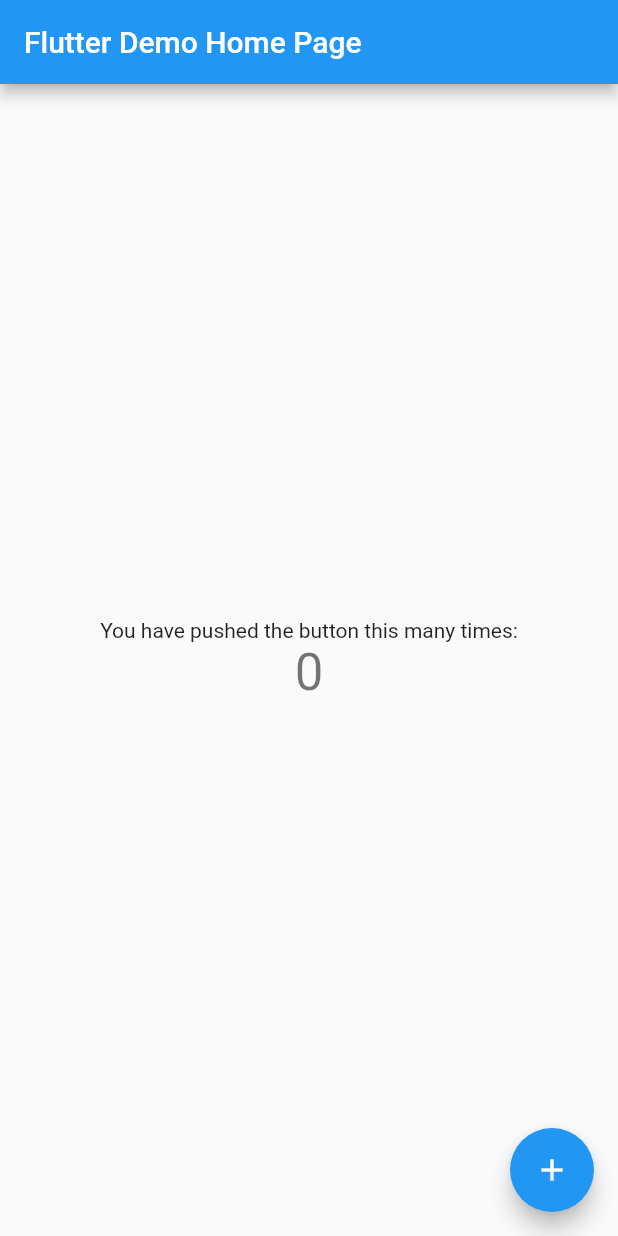
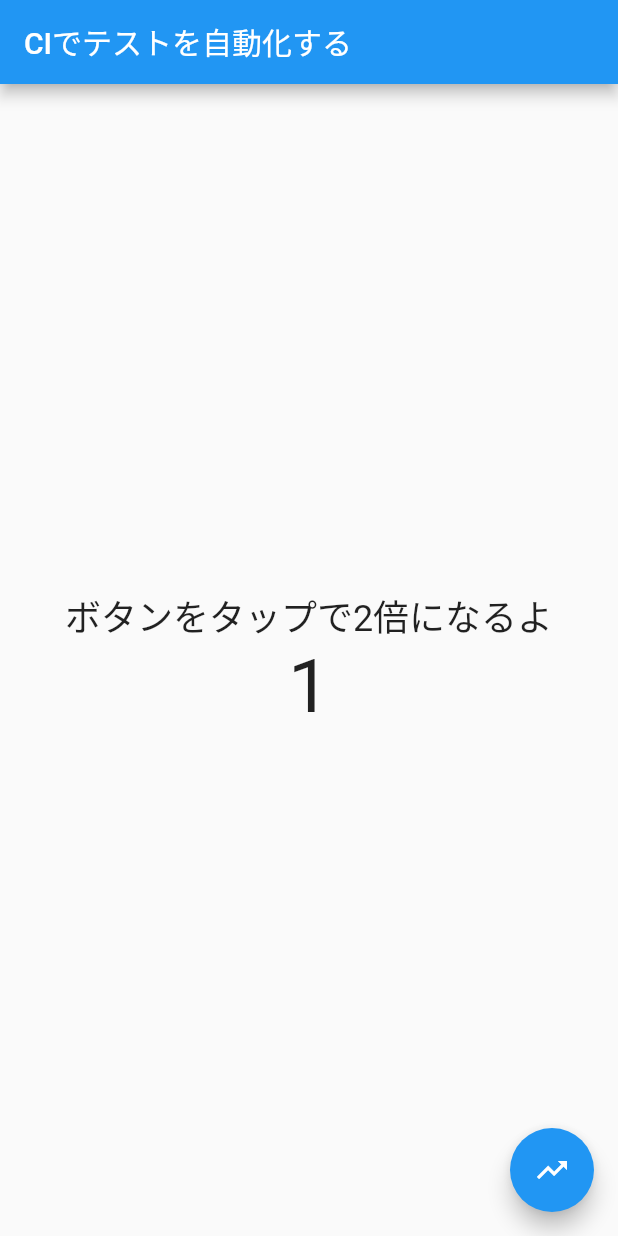
Before and after one commit to morio77/flutter-ci-test, a Flutter app: the screen it shows after launch, on a phone screen of 412 x 824 dp. Run offline on Flutter 3.47's test engine with Material 2 defaults, Android fonts, the phone set to English and light mode, and no system bars.

Commit message:
ボタンを押すと数字が2倍になるだけのコードを追加

```diff
--- /dev/null
+++ b/analysis_options.yaml
@@ -0,0 +1,13 @@
+# Copyright (c) 2018, the Dart project authors.  Please see the AUTHORS file
+# for details. All rights reserved. Use of this source code is governed by a
+# BSD-style license that can be found in the LICENSE file.
+#
+# Google internally enforced rules. See README.md for more information,
+# including a list of lints that are intentionally _not_ enforced.
+#
+# Include this file if you want to always use the latest version. If your
+# continuous build and/or presubmit check lints then they will likely fail
+# whenever a new version of `package:pedantic` is released. To avoid this,
+# specify a specific version of `analysis_options.yaml` instead.
+
+include: package:pedantic/analysis_options.1.11.0.yaml
--- /dev/null
+++ b/lib/calc_model.dart
@@ -0,0 +1,5 @@
+class Calculation {
+  int double(int num) {
+    return 2 * num;
+  }
+}
--- a/lib/main.dart
+++ b/lib/main.dart
@@ -1,113 +1,54 @@
 import 'package:flutter/material.dart';
+import 'package:flutter_ci_test/calc_model.dart';
 
 void main() {
   runApp(MyApp());
 }
 
 class MyApp extends StatelessWidget {
-  // This widget is the root of your application.
   @override
   Widget build(BuildContext context) {
     return MaterialApp(
-      title: 'Flutter Demo',
+      title: 'Flutter Ci Test',
       theme: ThemeData(
-        // This is the theme of your application.
-        //
-        // Try running your application with "flutter run". You'll see the
-        // application has a blue toolbar. Then, without quitting the app, try
-        // changing the primarySwatch below to Colors.green and then invoke
-        // "hot reload" (press "r" in the console where you ran "flutter run",
-        // or simply save your changes to "hot reload" in a Flutter IDE).
-        // Notice that the counter didn't reset back to zero; the application
-        // is not restarted.
         primarySwatch: Colors.blue,
       ),
-      home: MyHomePage(title: 'Flutter Demo Home Page'),
+      home: MyHomePage(),
     );
   }
 }
 
 class MyHomePage extends StatefulWidget {
-  MyHomePage({Key key, this.title}) : super(key: key);
-
-  // This widget is the home page of your application. It is stateful, meaning
-  // that it has a State object (defined below) that contains fields that affect
-  // how it looks.
-
-  // This class is the configuration for the state. It holds the values (in this
-  // case the title) provided by the parent (in this case the App widget) and
-  // used by the build method of the State. Fields in a Widget subclass are
-  // always marked "final".
-
-  final String title;
-
   @override
   _MyHomePageState createState() => _MyHomePageState();
 }
 
 class _MyHomePageState extends State<MyHomePage> {
-  int _counter = 0;
-
-  void _incrementCounter() {
-    setState(() {
-      // This call to setState tells the Flutter framework that something has
-      // changed in this State, which causes it to rerun the build method below
-      // so that the display can reflect the updated values. If we changed
-      // _counter without calling setState(), then the build method would not be
-      // called again, and so nothing would appear to happen.
-      _counter++;
-    });
-  }
-
+  var _counter = 1;
   @override
   Widget build(BuildContext context) {
-    // This method is rerun every time setState is called, for instance as done
-    // by the _incrementCounter method above.
-    //
-    // The Flutter framework has been optimized to make rerunning build methods
-    // fast, so that you can just rebuild anything that needs updating rather
-    // than having to individually change instances of widgets.
     return Scaffold(
       appBar: AppBar(
-        // Here we take the value from the MyHomePage object that was created by
-        // the App.build method, and use it to set our appbar title.
-        title: Text(widget.title),
+        title: Text('CIでテストを自動化する'),
       ),
       body: Center(
-        // Center is a layout widget. It takes a single child and positions it
-        // in the middle of the parent.
         child: Column(
-          // Column is also a layout widget. It takes a list of children and
-          // arranges them vertically. By default, it sizes itself to fit its
-          // children horizontally, and tries to be as tall as its parent.
-          //
-          // Invoke "debug painting" (press "p" in the console, choose the
-          // "Toggle Debug Paint" action from the Flutter Inspector in Android
-          // Studio, or the "Toggle Debug Paint" command in Visual Studio Code)
-          // to see the wireframe for each widget.
-          //
-          // Column has various properties to control how it sizes itself and
-          // how it positions its children. Here we use mainAxisAlignment to
-          // center the children vertically; the main axis here is the vertical
-          // axis because Columns are vertical (the cross axis would be
-          // horizontal).
           mainAxisAlignment: MainAxisAlignment.center,
-          children: <Widget>[
-            Text(
-              'You have pushed the button this many times:',
-            ),
-            Text(
-              '$_counter',
-              style: Theme.of(context).textTheme.headline4,
-            ),
+          children: [
+            Text('ボタンをタップで2倍になるよ', style: TextStyle(fontSize: 24),),
+            Text('$_counter', style: TextStyle(fontSize: 50),),
           ],
         ),
       ),
       floatingActionButton: FloatingActionButton(
-        onPressed: _incrementCounter,
-        tooltip: 'Increment',
-        child: Icon(Icons.add),
-      ), // This trailing comma makes auto-formatting nicer for build methods.
+        onPressed: () {
+          final calc = Calculation();
+          setState(() {
+            _counter = calc.double(_counter);
+          });
+        },
+        child: Icon(Icons.trending_up_outlined),
+      ),
     );
   }
 }
--- a/pubspec.yaml
+++ b/pubspec.yaml
@@ -28,6 +28,7 @@ dependencies:
   # The following adds the Cupertino Icons font to your application.
   # Use with the CupertinoIcons class for iOS style icons.
   cupertino_icons: ^1.0.2
+  pedantic: ^1.11.0
 
 dev_dependencies:
   flutter_test:
```
Also changed, not shown: pubspec.lock.
